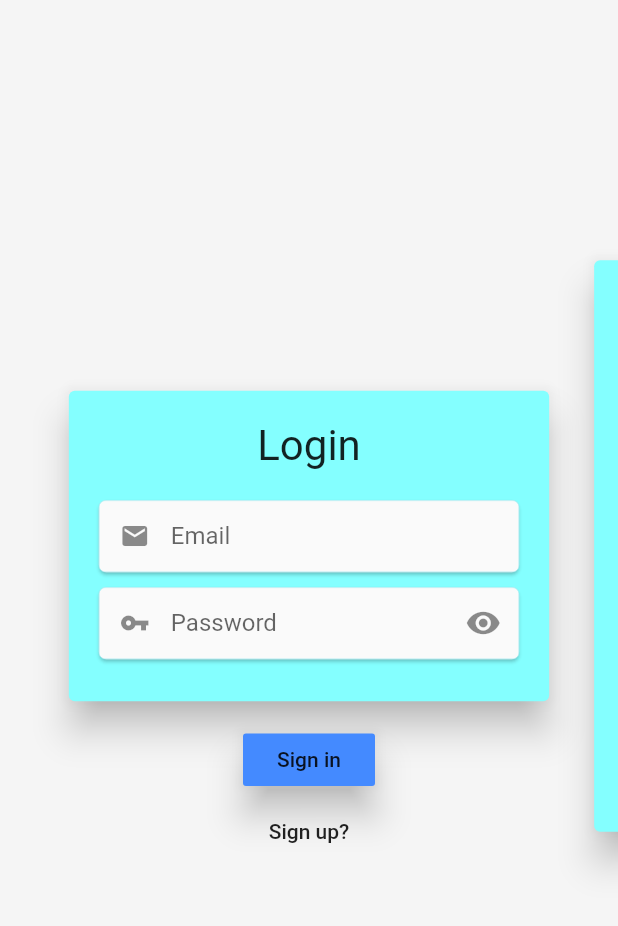
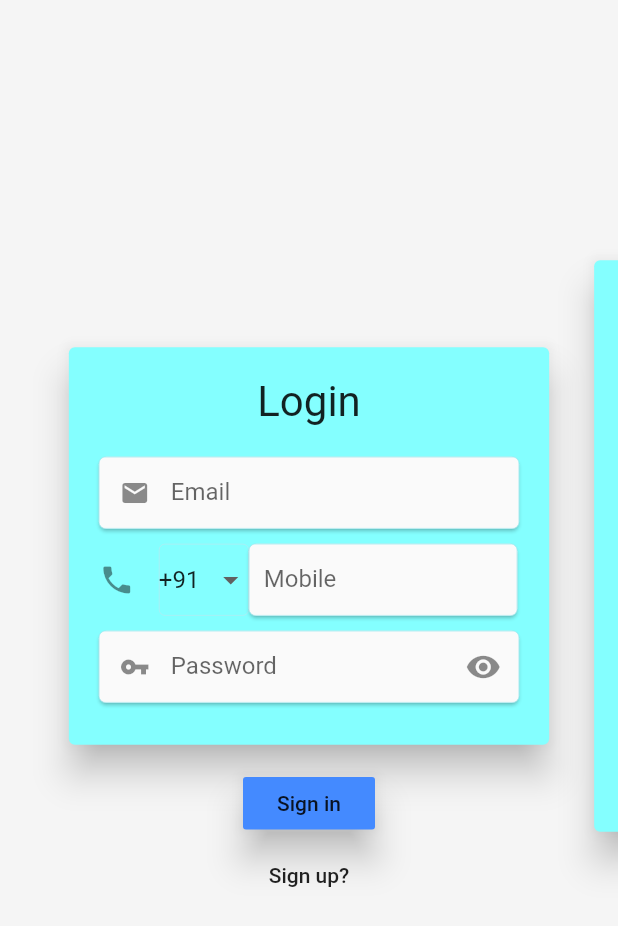
Before and after one commit to maddyb99/video_call, a Flutter app: the screen it shows after launch, on a phone screen of 412 x 824 dp. Shown: the top 926 px of the screen. Run offline on Flutter 3.47's test engine with Material 2 defaults, Android fonts, the phone set to English and light mode, and no system bars; our stand-ins replace cloud_firestore, firebase_auth; accounts and stored records are empty; statements that could not run were skipped.

Commit message:
working on phone number login

```diff
--- a/lib/Authentication/Login.dart
+++ b/lib/Authentication/Login.dart
@@ -54,41 +54,47 @@ class _LoginState extends State<Login> {
                         inputAction: TextInputAction.next,
                         prefix: Icons.email,
                       ),
-//                      Padding(padding: EdgeInsets.all(5.0)),
-//
-//                      Row(
-//                        children: <Widget>[
-//
-//                          Container(
-//                            width: 100,
-//                            child: DropdownButtonFormField<String>(items: <String>['+91', '+65', 'Free', 'Four']
-//                                .map<DropdownMenuItem<String>>((String value) {
-//                              return DropdownMenuItem<String>(
-//                                value: value,
-//                                child: Text(value),
-//                              );
-//                            }).toList(),onChanged: (v){setState(() {
-//                              dropVal=v;
-//                            });},value: dropVal,
-//                              onSaved: (v)=>authenticate.getCountryCode(v),
-//                              decoration: InputDecoration(
-//                                icon: Icon(Icons.phone,),
-//                                contentPadding: EdgeInsets.all(0.0),
-//
-//                              ),
-//                            ),
-//                          ),
-//                          Container(
-//                            width: 179,
-//                            child: InputField(
-//                              "Mobile",
-//                                  (String s)=> authenticate.getMobile(s),
-//                              inputType: TextInputType.phone,
-//                              prefix: null,
-//                            ),
-//                          ),
-//                        ],
-//                      ),
+                      Padding(padding: EdgeInsets.all(5.0)),
+
+                      Row(
+                        children: <Widget>[
+
+                          Container(
+                            width: 100,
+                            child: DropdownButtonFormField<String>(
+                              items: <String>['+91', '+65', 'Free', 'Four']
+                                  .map<DropdownMenuItem<String>>((
+                                  String value) {
+                                return DropdownMenuItem<String>(
+                                  value: value,
+                                  child: Text(value),
+                                );
+                              }).toList(),
+                              onChanged: (v) {
+                                setState(() {
+                                  dropVal = v;
+                                });
+                              },
+                              value: dropVal,
+                              onSaved: (v) => authenticate.getCountryCode(v),
+                              decoration: InputDecoration(
+                                icon: Icon(Icons.phone,),
+                                contentPadding: EdgeInsets.all(0.0),
+
+                              ),
+                            ),
+                          ),
+                          Container(
+                            width: 179,
+                            child: InputField(
+                              "Mobile",
+                                  (String s) => authenticate.getMobile(s),
+                              inputType: TextInputType.phone,
+                              prefix: null,
+                            ),
+                          ),
+                        ],
+                      ),
                       Padding(padding: EdgeInsets.all(5.0)),
                       InputField(
                         "Password",
```
Also changed, not shown: lib/Authentication/signUpReq.dart (+24 -19 lines).
